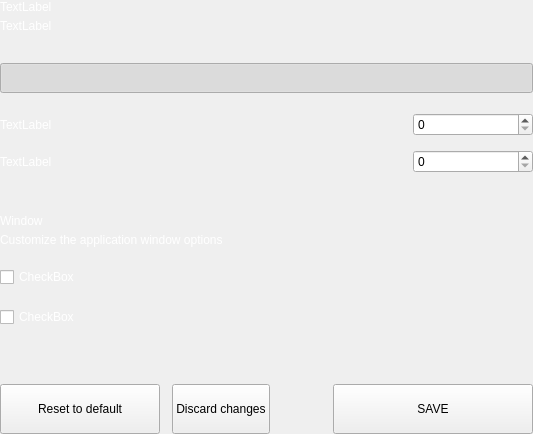
First picture: the form in src/qt/settings/forms/settingsmainoptionswidget.ui, repository eons-finance/ALQO, before the edit.
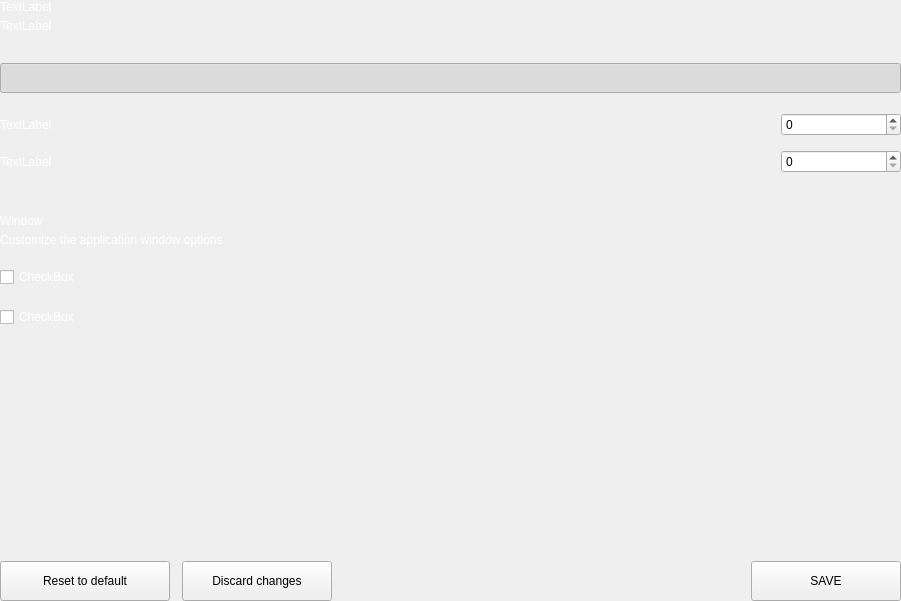
Second picture: the form after the edit.

```diff
--- a/src/qt/settings/forms/settingsmainoptionswidget.ui
+++ b/src/qt/settings/forms/settingsmainoptionswidget.ui
@@ -6,8 +6,8 @@
    <rect>
     <x>0</x>
     <y>0</y>
-    <width>533</width>
-    <height>434</height>
+    <width>901</width>
+    <height>601</height>
    </rect>
   </property>
   <property name="windowTitle">
@@ -399,13 +399,13 @@
            <widget class="QPushButton" name="pushButtonReset">
             <property name="minimumSize">
              <size>
-              <width>160</width>
-              <height>50</height>
+              <width>170</width>
+              <height>40</height>
              </size>
             </property>
             <property name="maximumSize">
              <size>
-              <width>50</width>
+              <width>16777215</width>
               <height>16777215</height>
              </size>
             </property>
@@ -418,8 +418,8 @@
            <widget class="QPushButton" name="pushButtonClean">
             <property name="minimumSize">
              <size>
-              <width>0</width>
-              <height>50</height>
+              <width>150</width>
+              <height>40</height>
              </size>
             </property>
             <property name="text">
@@ -447,14 +447,14 @@
            <widget class="QPushButton" name="pushButtonSave">
             <property name="minimumSize">
              <size>
-              <width>200</width>
-              <height>50</height>
+              <width>150</width>
+              <height>40</height>
              </size>
             </property>
             <property name="maximumSize">
              <size>
-              <width>200</width>
-              <height>50</height>
+              <width>150</width>
+              <height>40</height>
              </size>
             </property>
             <property name="text">
```
